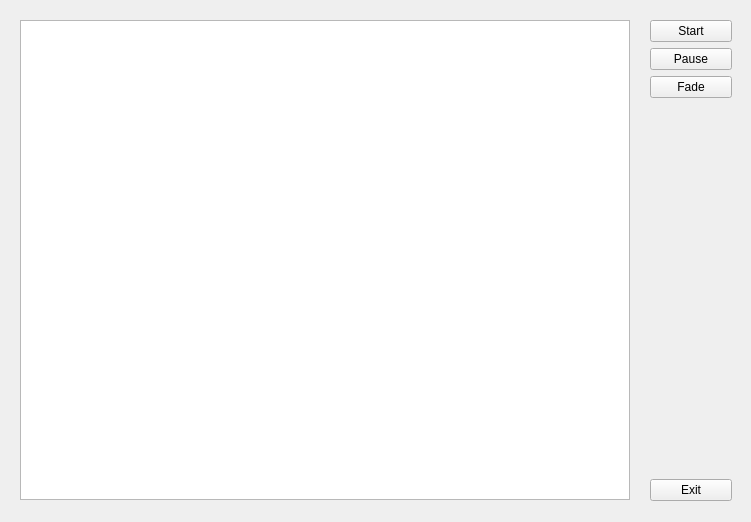
First picture: the form in mainwindow.ui, repository bartols/TetrisQt, before the edit.
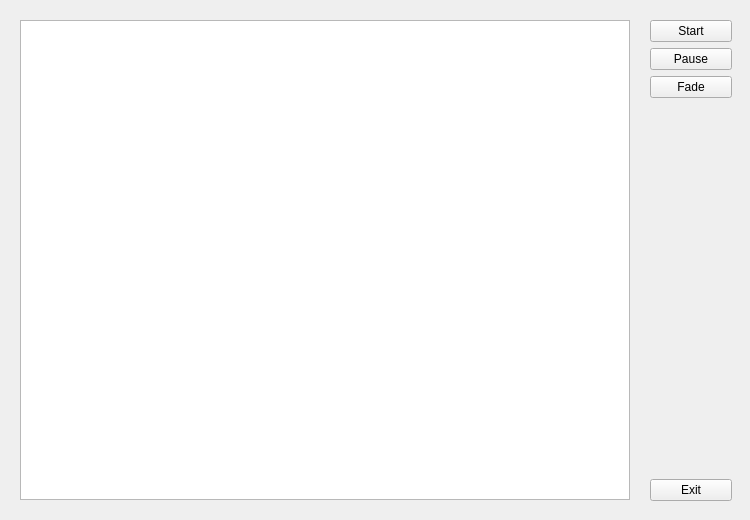
Second picture: the form after the edit.

The edit to the form file:
```diff
--- a/mainwindow.ui
+++ b/mainwindow.ui
@@ -6,10 +6,22 @@
    <rect>
     <x>0</x>
     <y>0</y>
-    <width>751</width>
-    <height>522</height>
+    <width>750</width>
+    <height>520</height>
    </rect>
   </property>
+  <property name="minimumSize">
+   <size>
+    <width>750</width>
+    <height>520</height>
+   </size>
+  </property>
+  <property name="maximumSize">
+   <size>
+    <width>750</width>
+    <height>520</height>
+   </size>
+  </property>
   <property name="windowTitle">
    <string>MainWindow</string>
   </property>
```
